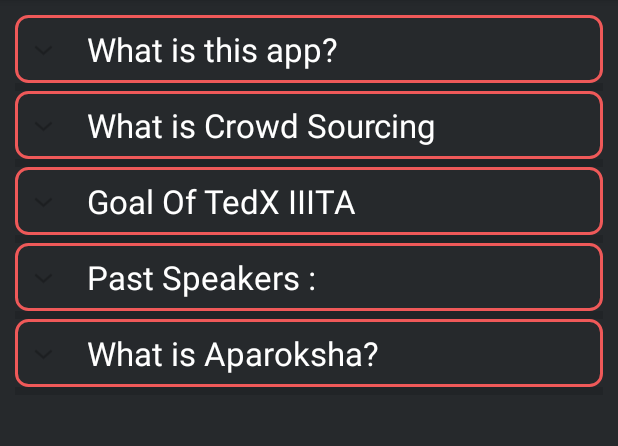
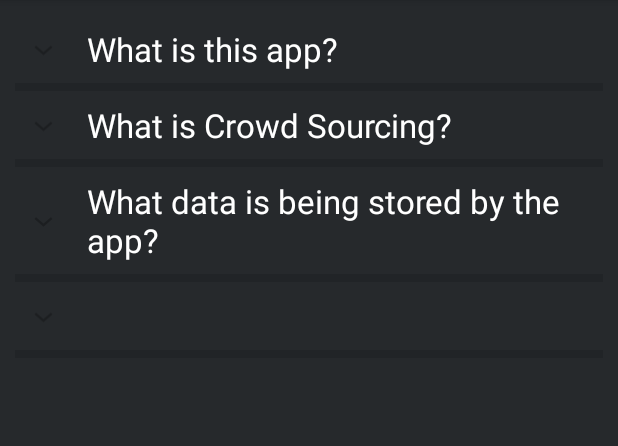
Before and after one commit to JB4Jaison/Voice-Verification, an Android app: the ProfileSetiings screen opened directly, with no data from a screen before it, after a tap on "FAQ", on a phone screen of 412 x 824 dp, the part 84-530 px from its top. Run offline under Robolectric (Android 15) with nearby library versions, the phone set to English and light mode, and no system bars; our stand-ins replace navigation-ui.

Commit message:
Final Additions

```diff
--- a/app/src/main/java/com/example/voiceverification/FAQ.java
+++ b/app/src/main/java/com/example/voiceverification/FAQ.java
@@ -75,10 +75,10 @@ public class FAQ extends AppCompatActivity {
         listHashMap = new HashMap<>();
 
         listDataHeader.add("What is this app?");
-        listDataHeader.add("What is Crowd Sourcing");
-        listDataHeader.add("Goal Of TedX IIITA");
-        listDataHeader.add("Past Speakers : ");
-        listDataHeader.add("What is Aparoksha?");
+        listDataHeader.add("What is Crowd Sourcing?");
+        listDataHeader.add("What data is being stored by the app?");
+        listDataHeader.add("");
+//        listDataHeader.add("What is Aparoksha?");
 
         List<String> ans1 = new ArrayList<>();
         ans1.add("This app is meant to integrate crowd sourcing into the pipeline wherein a user commands an AI Assistant. THe Crowd sourcing is performed using Toloka");
@@ -87,26 +87,26 @@ public class FAQ extends AppCompatActivity {
         ans2.add("It is the practice of obtaining information or input into a task or project by enlisting the services of a large number of people, either paid or unpaid, typically via the internet.");
 
         List<String> ans3 = new ArrayList<>();
-        ans3.add("TEDxIIITA builds a TED like experience at Indian Institute of Information Technology, Allahabad in order to engage the students, leading professors and researchers, area leaders and visionaries in thoughtful discussions. Our goal is to bring together bright minds to give talks that are idea focused, and on a wide range of subjects, to foster learning, inspiration and wonder, and provoke conversations that matter");
+        ans3.add("The only data the we store is your username, password and country. You can download the data we store and have a review for yourself");
 
-        List<String> ans4 = new ArrayList<>();
-        ans4.add("Yogesh Sasini");
-        ans4.add("Mallakhamb Artist India");
-        ans4.add("Lt. Col. Pankajashan K");
-        ans4.add("Neeraj Narayanan");
-        ans4.add("Yugm");
+//        List<String> ans4 = new ArrayList<>();
+//        ans4.add("Yogesh Sasini");
+//        ans4.add("Mallakhamb Artist India");
+//        ans4.add("Lt. Col. Pankajashan K");
+//        ans4.add("Neeraj Narayanan");
+//        ans4.add("Yugm");
 
-        List<String> ans5 = new ArrayList<>();
-        ans5.add("Aparoksha is the Annual Technical Festival of IIIT Allahabad (A Centre of Excellence in Information Technology established by Ministry of HRD, Govt. of India).\n" +
-                "\n" +
-                "A collaboration of, for and by tech enthusiasts, Aparoksha is a platform for technocrats to code, design and build innovative solutions to transform India into a digitally empowered society and a knowledge based economy, all while providing a venue for self-expression and creativity.");
+//        List<String> ans5 = new ArrayList<>();
+//        ans5.add("Aparoksha is the Annual Technical Festival of IIIT Allahabad (A Centre of Excellence in Information Technology established by Ministry of HRD, Govt. of India).\n" +
+//                "\n" +
+//                "A collaboration of, for and by tech enthusiasts, Aparoksha is a platform for technocrats to code, design and build innovative solutions to transform India into a digitally empowered society and a knowledge based economy, all while providing a venue for self-expression and creativity.");
 
 
 
         listHashMap.put(listDataHeader.get(1),ans2);
         listHashMap.put(listDataHeader.get(2),ans3);
-        listHashMap.put(listDataHeader.get(3),ans4);
-        listHashMap.put(listDataHeader.get(4),ans5);
+//        listHashMap.put(listDataHeader.get(3),ans4);
+//        listHashMap.put(listDataHeader.get(4),ans5);
     }
 
 }
--- a/app/src/main/java/com/example/voiceverification/ProfileSetiings.java
+++ b/app/src/main/java/com/example/voiceverification/ProfileSetiings.java
@@ -10,6 +10,7 @@ import androidx.appcompat.app.AppCompatActivity;
 public class ProfileSetiings extends AppCompatActivity {
     Button button1;
     Button buttonFAQ;
+    Button buttonHelp;
     private Intent packageContext;
 
 
@@ -18,9 +19,10 @@ public class ProfileSetiings extends AppCompatActivity {
         super.onCreate(savedInstanceState);
         setContentView(R.layout.activity_profile_setiings);
 
-        Button button1 = findViewById(R.id.button7);
+        button1 = findViewById(R.id.button7);
         Intent intent = getIntent();
-        Button buttonFAQ = findViewById(R.id.buttonfaq);
+        buttonFAQ = findViewById(R.id.buttonfaq);
+        buttonHelp = findViewById(R.id.buttonhelp);
 
         button1.setOnClickListener(new View.OnClickListener() {
             @Override
@@ -37,6 +39,14 @@ public class ProfileSetiings extends AppCompatActivity {
                 startActivity(intent1);
             }
         });
+
+        buttonHelp.setOnClickListener(new View.OnClickListener() {
+            @Override
+            public void onClick(View view) {
+                Intent intent1 = new Intent(ProfileSetiings.this, HelpActivity.class);
+                startActivity(intent1);
+            }
+        });
     }
 
 }
--- a/app/src/main/java/com/example/voiceverification/ResultActivity.java
+++ b/app/src/main/java/com/example/voiceverification/ResultActivity.java
@@ -5,6 +5,7 @@ import android.os.Bundle;
 import android.view.View;
 import android.widget.ArrayAdapter;
 import android.widget.Button;
+import android.widget.ImageButton;
 import android.widget.ListView;
 
 import androidx.appcompat.app.AppCompatActivity;
@@ -22,6 +23,7 @@ public class ResultActivity extends AppCompatActivity {
     ListView resultListView;
     Button tryAgain;
     Button sendToAssistant;
+    ImageButton closeButton;
 
     @Override
     protected void onCreate(Bundle savedInstanceState) {
--- a/app/src/main/java/com/example/voiceverification/SendActivity.java
+++ b/app/src/main/java/com/example/voiceverification/SendActivity.java
@@ -28,7 +28,7 @@ public class SendActivity extends AppCompatActivity {
         setContentView(R.layout.activity_send);
 
         Intent data = getIntent();
-        postedTaskId = "0002302ec1--638e4b40ee7c335174bdfa4b";
+        postedTaskId = "0002302ec1--639370cae52ece5c621c3867";
         audioUrl = data.getStringExtra("URL");
         nDialog = findViewById(R.id.progressBar);
         nDialog.setIndeterminate(true);
@@ -36,11 +36,11 @@ public class SendActivity extends AppCompatActivity {
         StrictMode.ThreadPolicy policy = new StrictMode.ThreadPolicy.Builder().permitAll().build();
         StrictMode.setThreadPolicy(policy);
 
-//        postedTaskId = postTask(audioUrl);
+        postedTaskId = postTask(audioUrl);
 
         Log.i("Posted Task Id", postedTaskId);
 
-        new CountDownTimer(7000, 7000) {
+        new CountDownTimer(70000, 70000) {
             public void onFinish() {
                 Toast.makeText(getApplicationContext(), "The Results are ready!", Toast.LENGTH_LONG).show();
                 Intent results = new Intent(getApplicationContext(), ResultActivity.class);
--- a/app/src/main/res/drawable-v24/bg_answer.xml
+++ b/app/src/main/res/drawable-v24/bg_answer.xml
@@ -1,10 +1,5 @@
 <?xml version="1.0" encoding="utf-8"?>
 <shape xmlns:android="http://schemas.android.com/apk/res/android">
-    <solid
-        android:color="#26292C"/>
-    <stroke
-        android:width="2dp"
-        android:color="#EF5959"/>
     <corners
         android:radius="8dp"/>
 </shape>
--- a/app/src/main/res/drawable-v24/bg_question.xml
+++ b/app/src/main/res/drawable-v24/bg_question.xml
@@ -1,10 +1,5 @@
 <?xml version="1.0" encoding="utf-8"?>
 <shape xmlns:android="http://schemas.android.com/apk/res/android">
-    <solid
-        android:color="#26292C"/>
-    <stroke
-        android:width="2dp"
-        android:color="#EF5959"/>
     <corners
         android:radius="8dp"/>
 </shape>
--- /dev/null
+++ b/app/src/main/res/drawable/ic_baseline_close_24.xml
@@ -0,0 +1,5 @@
+<vector android:alpha="0.5" android:height="24dp" android:tint="#EC2626"
+    android:viewportHeight="24" android:viewportWidth="24"
+    android:width="24dp" xmlns:android="http://schemas.android.com/apk/res/android">
+    <path android:fillColor="@android:color/white" android:pathData="M19,6.41L17.59,5 12,10.59 6.41,5 5,6.41 10.59,12 5,17.59 6.41,19 12,13.41 17.59,19 19,17.59 13.41,12z"/>
+</vector>
--- a/app/src/main/res/layout/activity_main.xml
+++ b/app/src/main/res/layout/activity_main.xml
@@ -97,6 +97,7 @@
         android:text="Weather"
         app:layout_constraintBottom_toTopOf="@+id/buttonpet"
         app:layout_constraintEnd_toEndOf="@+id/buttonplace"
+        app:layout_constraintHorizontal_bias="1.0"
         app:layout_constraintStart_toStartOf="@+id/buttonplace"
         app:layout_constraintTop_toBottomOf="@+id/buttonplace" />
 
@@ -110,6 +111,7 @@
         android:text="Pets"
         app:layout_constraintBottom_toBottomOf="parent"
         app:layout_constraintEnd_toEndOf="@+id/buttonclothing"
+        app:layout_constraintHorizontal_bias="0.0"
         app:layout_constraintStart_toStartOf="@+id/buttonclothing"
         app:layout_constraintTop_toBottomOf="@+id/buttonclothing" />
 
--- a/app/src/main/res/layout/audio_recording.xml
+++ b/app/src/main/res/layout/audio_recording.xml
@@ -15,7 +15,7 @@
         android:layout_width="match_parent"
         android:layout_height="wrap_content"
         android:layout_centerHorizontal="true"
-        android:text="@string/audio_recorder"
+        android:text="Command Recorder"
         android:textAlignment="center"
         android:textColor="@color/black"
         android:textSize="30sp" />
```
Also changed, not shown: app/src/main/AndroidManifest.xml (+30 -22 lines), app/src/main/java/com/example/voiceverification/HelpActivity.java (added, +14 -0 lines), app/src/main/res/layout/activity_help.xml (added, +31 -0 lines), app/src/main/res/layout/activity_result.xml (+15 -2 lines).
